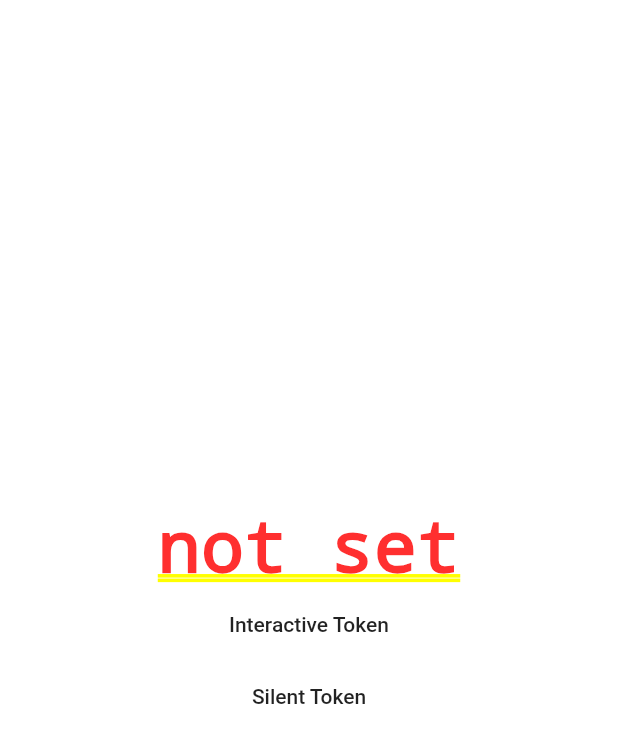
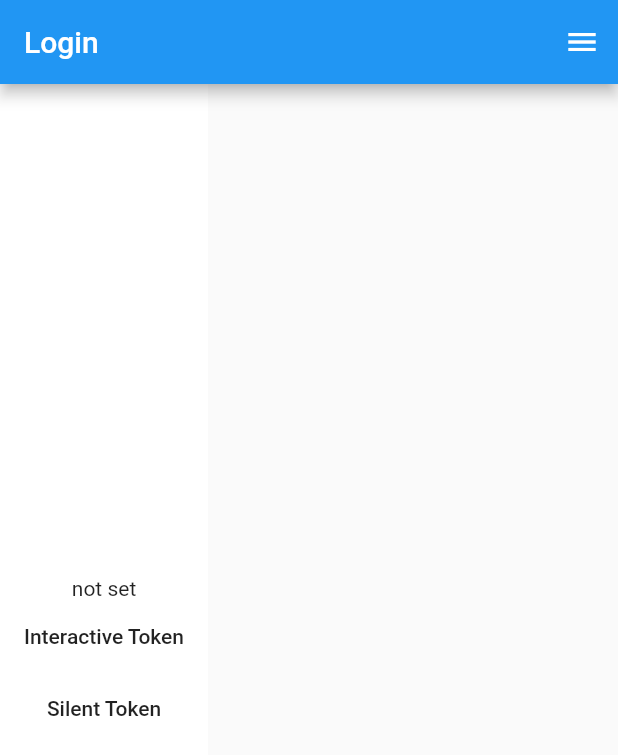
Before and after one commit to chxxxxe/travel_bug, a Flutter app: the screen it shows after launch, on a phone screen of 412 x 824 dp. Shown: the top 755 px of the screen. Run offline on Flutter 3.47's test engine with Material 2 defaults, Android fonts, the phone set to English and light mode, and no system bars; missing offline and left inert: msal_flutter.

Commit message:
fixed navigation routing from menu

```diff
--- a/lib/main.dart
+++ b/lib/main.dart
@@ -10,14 +10,18 @@ class MyApp extends StatelessWidget {
   // This widget is the root of your application.
   @override
   Widget build(BuildContext context) {
-    return MaterialApp(
-      title: 'Flutter Demo',
-      theme: ThemeData(
-        primarySwatch: Colors.blue,
-      ),
-      home: ChangeNotifierProvider(
-        create: (_) => MainBloc(),
-        child: LoginScreen(),
+    return ChangeNotifierProvider(
+      create: (_) => MainBloc(),
+      child: MaterialApp(
+        title: 'Flutter Demo',
+        theme: ThemeData(
+          primarySwatch: Colors.blue,
+        ),
+        routes: {
+          '/': (context) => LoginScreen(),
+          '/userData': (context) => UserDataScreen(),
+          // '/landing' :(context) => LandingScreen(),
+        },
       ),
     );
   }
--- a/lib/screens/login_screen.dart
+++ b/lib/screens/login_screen.dart
@@ -1,12 +1,18 @@
 import 'package:flutter/material.dart';
 import 'package:provider/provider.dart';
 import 'package:travel_bug/logics/logics.dart';
+import 'package:travel_bug/widgets/widgets.dart';
 
 class LoginScreen extends StatelessWidget {
   @override
   Widget build(BuildContext context) {
     var loginBloc = Provider.of<MainBloc>(context).currentBloc as LoginBloc;
-    return Container(
+    return Scaffold(
+      appBar: AppBar(
+        title: Text('Login'),
+        actions: <Widget>[MainPopupMenuButton()],
+      ),
+      body: Container(
         color: Colors.white,
         child: Column(
           mainAxisAlignment: MainAxisAlignment.center,
@@ -23,6 +29,7 @@ class LoginScreen extends StatelessWidget {
             ),
           ],
         ),
+      ),
     );
   }
 }
--- a/lib/widgets/main_popup_menu_button.dart
+++ b/lib/widgets/main_popup_menu_button.dart
@@ -13,7 +13,11 @@ class MainPopupMenuButton extends StatelessWidget {
         return [
           PopupMenuItem(
             child: Text('Login'),
-            value: 'login',
+            value: '/',
+          ),
+          PopupMenuItem(
+            child: Text('User Info'),
+            value: '/userData',
           ),
           PopupMenuItem(
             child: Text('Groups'),
```
Lines whose indentation alone changed are shown as unchanged.
